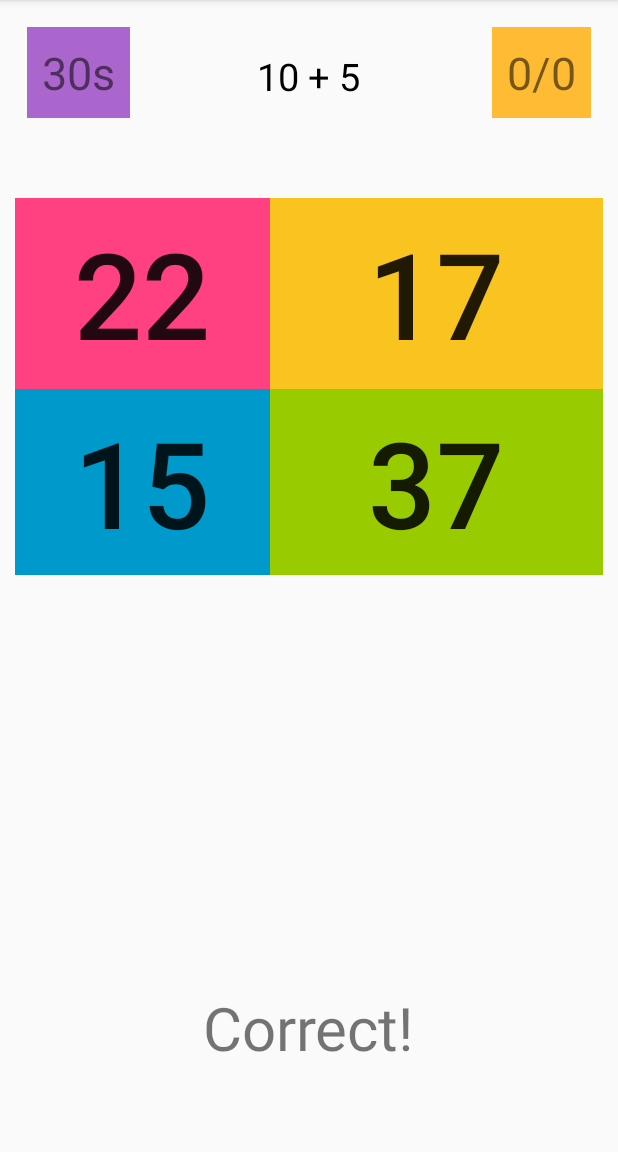
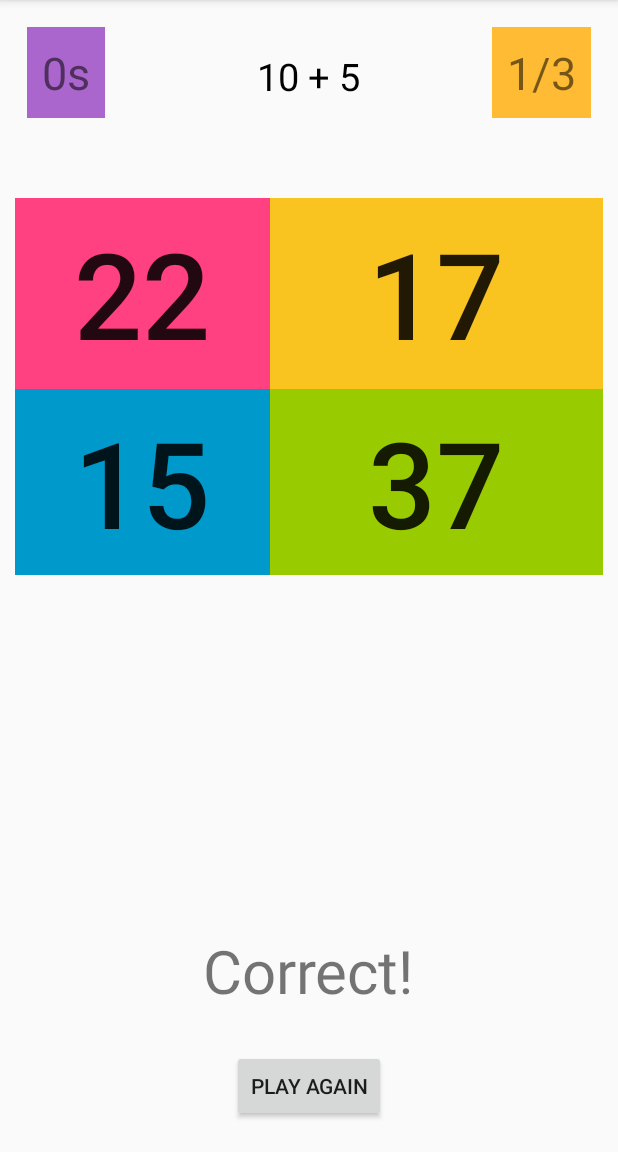
Before and after one commit to toneyobaze/Brain-Trainer, an Android app: the screen it shows after launch (MainActivity), after a tap on "15", on a phone screen of 412 x 824 dp, the part 84-1236 px from its top. Run offline under Robolectric (Android 15) with nearby library versions, the phone set to English and light mode, and no system bars; 2 other taps on this screen came first.

Commit message:
Added play again button

```diff
--- a/app/src/main/java/com/example/oladapo/braintrainer/MainActivity.java
+++ b/app/src/main/java/com/example/oladapo/braintrainer/MainActivity.java
@@ -1,8 +1,8 @@
 package com.example.oladapo.braintrainer;
 
+import android.os.CountDownTimer;
 import android.support.v7.app.AppCompatActivity;
 import android.os.Bundle;
-import android.util.Log;
 import android.view.View;
 import android.widget.Button;
 import android.widget.TextView;
@@ -14,6 +14,7 @@ public class MainActivity extends AppCompatActivity {
 
     Button startButton;
     TextView resultTextView;
+    TextView pointsTextView;
     ArrayList<Integer> answers = new ArrayList<Integer>();
     int locationOfCorrectAnswer;
     Button button0;
@@ -21,42 +22,44 @@ public class MainActivity extends AppCompatActivity {
     Button button2;
     Button button3;
     int score = 0;
+    int numberOfQuestions = 0;
+    TextView sumTextView;
+    TextView timerTextView;
+    Button playAgainButton;
 
-    public void chooseAnswer (View view) {
+    public void playAgain(View view) {
 
-            if (view.getTag().toString().equals(Integer.toString(locationOfCorrectAnswer))) {
+        score = 0;
+        numberOfQuestions = 0;
 
-                score++;
-                resultTextView.setText("Correct!");
+        timerTextView.setText("30s");
+        pointsTextView.setText("0/0");
+        resultTextView.setText("");
+        playAgainButton.setVisibility(View.INVISIBLE);
 
-            } else {
+        new CountDownTimer(3100, 1000) {
 
-                resultTextView.setText("Wrong!");
+            @Override
+            public void onTick(long millisUntilFinished){
+
+                timerTextView.setText(String.valueOf(millisUntilFinished / 1000 + "s"));
 
             }
 
+            @Override
+            public void onFinish() {
+
+                playAgainButton.setVisibility(View.VISIBLE);
+                timerTextView.setText("0s");
+                resultTextView.setText("Your Score: " + Integer.toString(score) + "/" + Integer.toString(numberOfQuestions));
+
+            }
+
+        }.start();
+
     }
 
-    @Override
-    protected void onCreate(Bundle savedInstanceState) {
-        super.onCreate(savedInstanceState);
-        setContentView(R.layout.activity_main);
-
-        startButton = findViewById(R.id.startButton);
-        startButton.setOnClickListener(new View.OnClickListener() {
-            @Override
-            public void onClick(View v) {
-                startButton.setVisibility(View.INVISIBLE);
-            }
-        });
-
-        button0 = findViewById(R.id.button0);
-        button1 = findViewById(R.id.button1);
-        button2 = findViewById(R.id.button2);
-        button3 = findViewById(R.id.button3);
-        resultTextView = findViewById(R.id.resultTextView);
-
-        TextView sumTextView = findViewById(R.id.sumTextView);
+    public void generateQusetion() {
 
         Random rand = new Random();
 
@@ -66,6 +69,8 @@ public class MainActivity extends AppCompatActivity {
         sumTextView.setText(Integer.toString(a) + " + " + Integer.toString(b));
 
         locationOfCorrectAnswer = rand.nextInt(4);
+
+        answers.clear();
 
         int incorrectAnswer;
 
@@ -97,4 +102,53 @@ public class MainActivity extends AppCompatActivity {
         button3.setText(Integer.toString(answers.get(3)));
 
     }
+
+
+    public void chooseAnswer (View view) {
+
+            if (view.getTag().toString().equals(Integer.toString(locationOfCorrectAnswer))) {
+
+                score++;
+                resultTextView.setText("Correct!");
+
+            } else {
+
+                resultTextView.setText("Wrong!");
+
+            }
+
+            numberOfQuestions++;
+            pointsTextView.setText(Integer.toString(score) + "/" + Integer.toString(numberOfQuestions));
+            generateQusetion();
+
+    }
+
+    @Override
+    protected void onCreate(Bundle savedInstanceState) {
+        super.onCreate(savedInstanceState);
+        setContentView(R.layout.activity_main);
+
+        startButton = findViewById(R.id.startButton);
+        startButton.setOnClickListener(new View.OnClickListener() {
+            @Override
+            public void onClick(View v) {
+                startButton.setVisibility(View.INVISIBLE);
+            }
+        });
+
+        button0 = findViewById(R.id.button0);
+        button1 = findViewById(R.id.button1);
+        button2 = findViewById(R.id.button2);
+        button3 = findViewById(R.id.button3);
+        resultTextView = findViewById(R.id.resultTextView);
+        pointsTextView = findViewById(R.id.pointsTextView);
+        sumTextView = findViewById(R.id.sumTextView);
+        timerTextView = findViewById(R.id.timerTextView);
+        playAgainButton = findViewById(R.id.playAgainButton);
+
+        generateQusetion();
+
+        playAgain(findViewById(R.id.playAgainButton));
+
+    }
 }
--- a/app/src/main/res/layout/activity_main.xml
+++ b/app/src/main/res/layout/activity_main.xml
@@ -125,6 +125,17 @@
         android:layout_height="wrap_content"
         android:layout_alignParentBottom="true"
         android:layout_centerHorizontal="true"
-        android:layout_marginBottom="56dp"
+        android:layout_marginBottom="94dp"
         android:textSize="40sp" />
+
+    <Button
+        android:id="@+id/playAgainButton"
+        android:layout_width="wrap_content"
+        android:layout_height="wrap_content"
+        android:layout_alignParentBottom="true"
+        android:layout_centerHorizontal="true"
+        android:layout_marginBottom="20dp"
+        android:onClick="palyAgain"
+        android:text="Play Again"
+        android:visibility="invisible" />
 </RelativeLayout>
```
